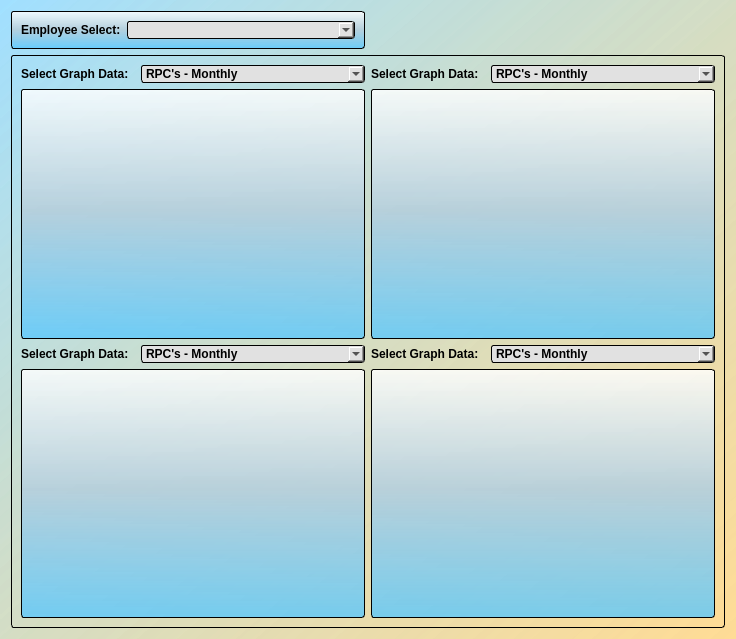
The window that agent_graphs.ui (jakesb27/Manager_KPI_Tracker) describes before a commit, drawn with Qt 5.
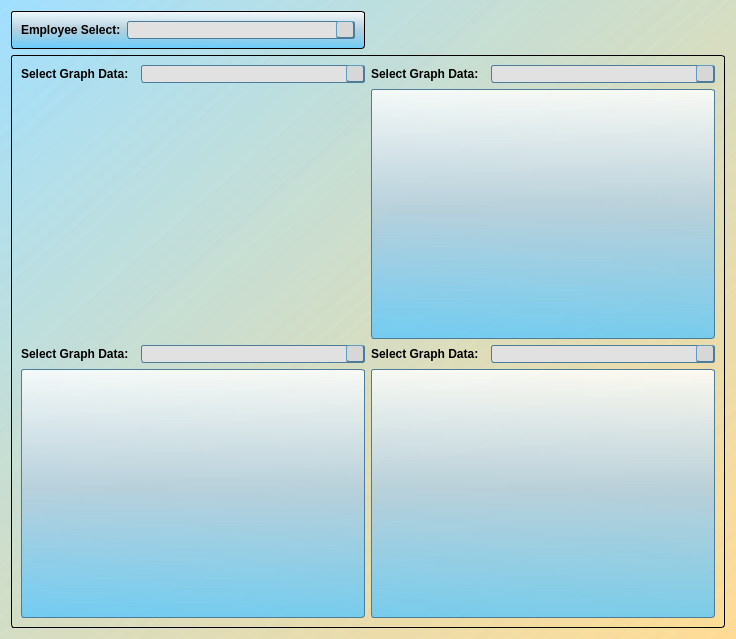
The same window after the commit. Icons and pictures are not drawn.

Commit message: Updated GUI stylesheet and created new window for graphs and removed graphs from agent details

```diff
--- a/agent_graphs.ui
+++ b/agent_graphs.ui
@@ -56,7 +56,8 @@
 	font: 10pt &quot;MS Shell Dlg 2&quot;;
 }
 QComboBox{
-	border: 1px solid black;
+	border: 1px solid;
+	border-color: rgb(75, 124, 154);
 	border-radius: 3px;
 	background-color: rgb(225, 225, 225);
 }
@@ -68,7 +69,42 @@
 QComboBox::pressed{
 	border: 2px solid black;
 	border-radius: 3px;
-	background-color: rgb(175, 175, 175);
+	background-color: rgb(225, 225, 225);
+}
+QComboBox::drop-down{
+	background-color: rgb(215, 215, 215);
+	border-bottom: 2px solid rgb(75, 124, 154);
+	border-top: 1px solid rgb(95, 158, 195);
+	border-right: 2px solid rgb(75, 124, 154);
+	border-left: 1px solid rgb(95, 158, 195);
+	border-radius: 3px;
+	subcontrol-origin: margin;
+	width: 16px;
+}
+QComboBox::drop-down::hover{
+	background-color: rgb(205, 205, 205);
+	border-bottom: 2px solid rgb(75, 124, 154);
+	border-top: 1px solid rgb(95, 158, 195);
+	border-right: 2px solid rgb(75, 124, 154);
+	border-left: 1px solid rgb(95, 158, 195);
+	border-radius: 3px;
+	subcontrol-origin: margin;
+	width: 16px;
+}
+QComboBox::drop-down::pressed{
+	background-color: rgb(215, 215, 215);
+	border-bottom: 1px solid rgb(75, 124, 154);
+	border-top: 2px solid rgb(95, 158, 195);
+	border-right: 1px solid rgb(75, 124, 154);
+	border-left: 2px solid rgb(95, 158, 195);
+	border-radius: 3px;
+	subcontrol-origin: margin;
+	width: 16px;
+}
+QComboBox::down-arrow{
+	image: url(:/meduit/arrow.png);
+	width: 14 px;
+	height:14 px;
 }</string>
   </property>
   <layout class="QGridLayout" name="gridLayout_2">
@@ -103,6 +139,9 @@
         </item>
         <item>
          <widget class="QComboBox" name="graphData1">
+          <property name="currentIndex">
+           <number>-1</number>
+          </property>
           <item>
            <property name="text">
             <string>RPC's - Monthly</string>
@@ -194,6 +233,9 @@
         </item>
         <item>
          <widget class="QComboBox" name="graphData4">
+          <property name="currentIndex">
+           <number>-1</number>
+          </property>
           <item>
            <property name="text">
             <string>RPC's - Monthly</string>
@@ -274,20 +316,9 @@
         <property name="styleSheet">
          <string notr="true">QGroupBox{
 	background-color: qlineargradient(spread:pad, x1:0.5, y1:0, x2:0.5, y2:1, stop:0 rgba(255, 255, 255, 209), stop:0.485876 rgba(181, 207, 220, 239), stop:1 rgba(85, 199, 255, 196));
-	border: 1px solid black;
+	border: 1px solid rgb(75, 124, 154);
 	border-radius: 3px;
-	margin-top: 1ex;
-	padding-top: 0;
-	font: 11pt &quot;Corbel&quot;;
-	font-weight: bold;
-}
-QGroupBox::title{
-	background-color: rgb(195, 195, 195);
-	border: 1px solid black;
-	border-radius: 3px;
-	padding: 2 10px;
-	subcontrol-origin: margin;
-	subcontrol-position: top;
+	padding-top: 0px;
 	font: 11pt &quot;Corbel&quot;;
 	font-weight: bold;
 }</string>
@@ -308,20 +339,9 @@
         <property name="styleSheet">
          <string notr="true">QGroupBox{
 	background-color: qlineargradient(spread:pad, x1:0.5, y1:0, x2:0.5, y2:1, stop:0 rgba(255, 255, 255, 209), stop:0.485876 rgba(181, 207, 220, 239), stop:1 rgba(85, 199, 255, 196));
-	border: 1px solid black;
+	border: 1px solid rgb(75, 124, 154);
 	border-radius: 3px;
-	margin-top: 1ex;
-	padding-top: 0;
-	font: 11pt &quot;Corbel&quot;;
-	font-weight: bold;
-}
-QGroupBox::title{
-	background-color: rgb(195, 195, 195);
-	border: 1px solid black;
-	border-radius: 3px;
-	padding: 2 10px;
-	subcontrol-origin: margin;
-	subcontrol-position: top;
+	padding-top: 0px;
 	font: 11pt &quot;Corbel&quot;;
 	font-weight: bold;
 }</string>
@@ -353,6 +373,9 @@
         </item>
         <item>
          <widget class="QComboBox" name="graphData3">
+          <property name="currentIndex">
+           <number>-1</number>
+          </property>
           <item>
            <property name="text">
             <string>RPC's - Monthly</string>
@@ -444,6 +467,9 @@
         </item>
         <item>
          <widget class="QComboBox" name="graphData2">
+          <property name="currentIndex">
+           <number>-1</number>
+          </property>
           <item>
            <property name="text">
             <string>RPC's - Monthly</string>
@@ -513,40 +539,6 @@
         </item>
        </layout>
       </item>
-      <item row="2" column="0">
-       <widget class="QGroupBox" name="graphBox1">
-        <property name="sizePolicy">
-         <sizepolicy hsizetype="MinimumExpanding" vsizetype="MinimumExpanding">
-          <horstretch>0</horstretch>
-          <verstretch>0</verstretch>
-         </sizepolicy>
-        </property>
-        <property name="styleSheet">
-         <string notr="true">QGroupBox{
-	background-color: qlineargradient(spread:pad, x1:0.5, y1:0, x2:0.5, y2:1, stop:0 rgba(255, 255, 255, 209), stop:0.485876 rgba(181, 207, 220, 239), stop:1 rgba(85, 199, 255, 196));
-	border: 1px solid black;
-	border-radius: 3px;
-	margin-top: 1ex;
-	padding-top: 0;
-	font: 11pt &quot;Corbel&quot;;
-	font-weight: bold;
-}
-QGroupBox::title{
-	background-color: rgb(195, 195, 195);
-	border: 1px solid black;
-	border-radius: 3px;
-	padding: 2 10px;
-	subcontrol-origin: margin;
-	subcontrol-position: top;
-	font: 11pt &quot;Corbel&quot;;
-	font-weight: bold;
-}</string>
-        </property>
-        <property name="title">
-         <string/>
-        </property>
-       </widget>
-      </item>
       <item row="4" column="0">
        <widget class="QGroupBox" name="graphBox3">
         <property name="sizePolicy">
@@ -558,20 +550,9 @@
         <property name="styleSheet">
          <string notr="true">QGroupBox{
 	background-color: qlineargradient(spread:pad, x1:0.5, y1:0, x2:0.5, y2:1, stop:0 rgba(255, 255, 255, 209), stop:0.485876 rgba(181, 207, 220, 239), stop:1 rgba(85, 199, 255, 196));
-	border: 1px solid black;
+	border: 1px solid rgb(75, 124, 154);
 	border-radius: 3px;
-	margin-top: 1ex;
-	padding-top: 0;
-	font: 11pt &quot;Corbel&quot;;
-	font-weight: bold;
-}
-QGroupBox::title{
-	background-color: rgb(195, 195, 195);
-	border: 1px solid black;
-	border-radius: 3px;
-	padding: 2 10px;
-	subcontrol-origin: margin;
-	subcontrol-position: top;
+	padding-top: 0px;
 	font: 11pt &quot;Corbel&quot;;
 	font-weight: bold;
 }</string>
@@ -581,6 +562,9 @@
         </property>
        </widget>
       </item>
+      <item row="2" column="0">
+       <widget class="QWidget" name="graphBox1" native="true"/>
+      </item>
      </layout>
     </widget>
    </item>
```
Left out of the diff: 8 changed lines with no effect on the pictures. The commit also changes 12 other files.
